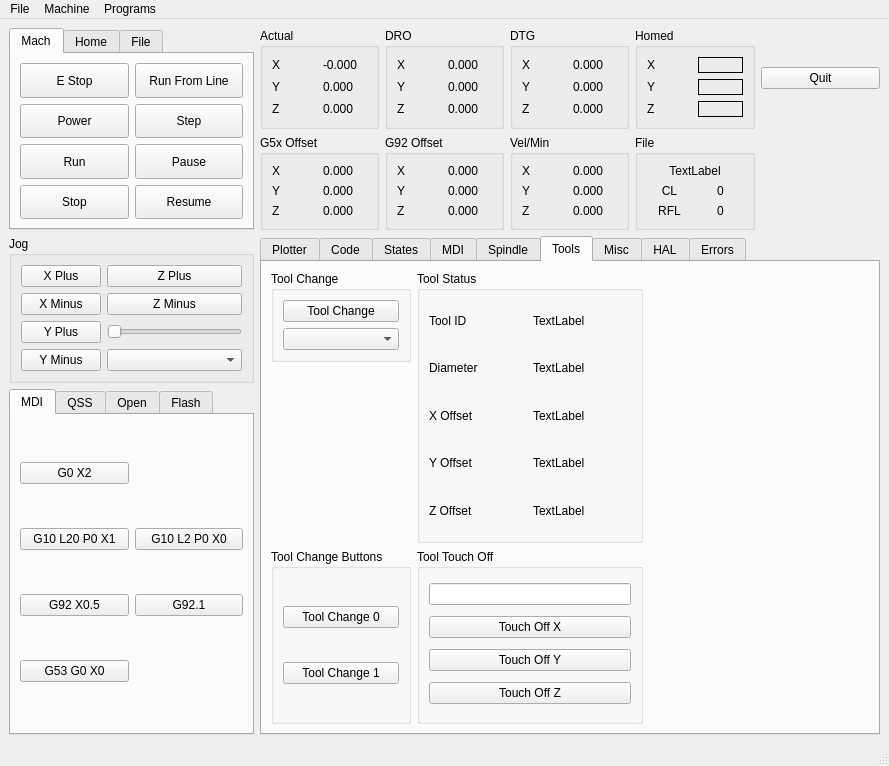
Old version of the form examples/testgui/test.ui in the repository jethornton/flexgui.
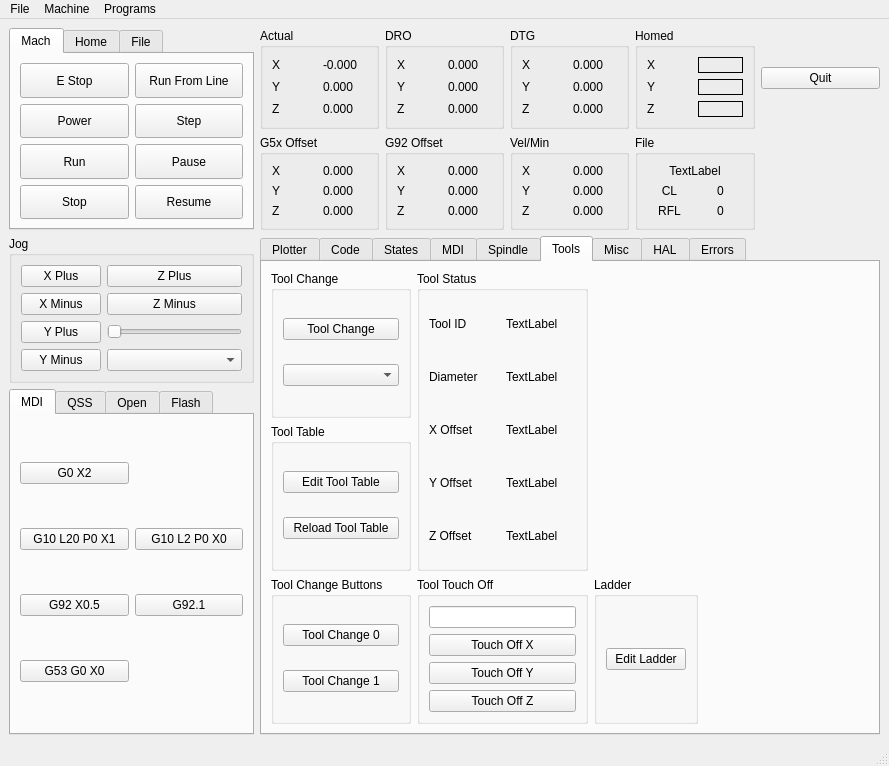
New version of the form. The open tabs and pages were chosen to show the change.

What changed in the file:
```diff
--- a/examples/testgui/test.ui
+++ b/examples/testgui/test.ui
@@ -935,7 +935,7 @@
     <item row="4" column="2" rowspan="2" colspan="5">
      <widget class="QTabWidget" name="tabWidget_6">
       <property name="currentIndex">
-       <number>4</number>
+       <number>5</number>
       </property>
       <widget class="QWidget" name="tab">
        <attribute name="title">
@@ -1636,64 +1636,6 @@
         <string>Tools</string>
        </attribute>
        <layout class="QGridLayout" name="gridLayout_25">
-        <item row="2" column="2">
-         <spacer name="verticalSpacer_5">
-          <property name="orientation">
-           <enum>Qt::Vertical</enum>
-          </property>
-          <property name="sizeHint" stdset="0">
-           <size>
-            <width>20</width>
-            <height>40</height>
-           </size>
-          </property>
-         </spacer>
-        </item>
-        <item row="0" column="0">
-         <widget class="QGroupBox" name="groupBox_11">
-          <property name="title">
-           <string>Tool Change</string>
-          </property>
-          <layout class="QVBoxLayout" name="verticalLayout_3">
-           <item>
-            <widget class="QPushButton" name="tool_change_pb">
-             <property name="text">
-              <string>Tool Change</string>
-             </property>
-            </widget>
-           </item>
-           <item>
-            <widget class="QComboBox" name="tool_change_cb"/>
-           </item>
-          </layout>
-         </widget>
-        </item>
-        <item row="0" column="2">
-         <spacer name="horizontalSpacer_3">
-          <property name="orientation">
-           <enum>Qt::Horizontal</enum>
-          </property>
-          <property name="sizeHint" stdset="0">
-           <size>
-            <width>40</width>
-            <height>20</height>
-           </size>
-          </property>
-         </spacer>
-        </item>
-        <item row="1" column="0">
-         <spacer name="verticalSpacer_6">
-          <property name="orientation">
-           <enum>Qt::Vertical</enum>
-          </property>
-          <property name="sizeHint" stdset="0">
-           <size>
-            <width>20</width>
-            <height>40</height>
-           </size>
-          </property>
-         </spacer>
-        </item>
         <item row="0" column="1" rowspan="2">
          <widget class="QGroupBox" name="groupBox_12">
           <property name="title">
@@ -1796,6 +1738,25 @@
           </layout>
          </widget>
         </item>
+        <item row="0" column="0">
+         <widget class="QGroupBox" name="groupBox_11">
+          <property name="title">
+           <string>Tool Change</string>
+          </property>
+          <layout class="QVBoxLayout" name="verticalLayout_3">
+           <item>
+            <widget class="QPushButton" name="tool_change_pb">
+             <property name="text">
+              <string>Tool Change</string>
+             </property>
+            </widget>
+           </item>
+           <item>
+            <widget class="QComboBox" name="tool_change_cb"/>
+           </item>
+          </layout>
+         </widget>
+        </item>
         <item row="2" column="1">
          <widget class="QGroupBox" name="groupBox_16">
           <property name="title">
@@ -1829,6 +1790,58 @@
           </layout>
          </widget>
         </item>
+        <item row="0" column="3">
+         <spacer name="horizontalSpacer_3">
+          <property name="orientation">
+           <enum>Qt::Horizontal</enum>
+          </property>
+          <property name="sizeHint" stdset="0">
+           <size>
+            <width>40</width>
+            <height>20</height>
+           </size>
+          </property>
+         </spacer>
+        </item>
+        <item row="1" column="0">
+         <widget class="QGroupBox" name="groupBox_26">
+          <property name="title">
+           <string>Tool Table</string>
+          </property>
+          <layout class="QVBoxLayout" name="verticalLayout_16">
+           <item>
+            <widget class="QPushButton" name="edit_tool_table_pb">
+             <property name="text">
+              <string>Edit Tool Table</string>
+             </property>
+            </widget>
+           </item>
+           <item>
+            <widget class="QPushButton" name="reload_tool_table_pb">
+             <property name="text">
+              <string>Reload Tool Table</string>
+             </property>
+            </widget>
+           </item>
+          </layout>
+         </widget>
+        </item>
+        <item row="2" column="2">
+         <widget class="QGroupBox" name="groupBox_27">
+          <property name="title">
+           <string>Ladder</string>
+          </property>
+          <layout class="QVBoxLayout" name="verticalLayout_17">
+           <item>
+            <widget class="QPushButton" name="edit_ladder_pb">
+             <property name="text">
+              <string>Edit Ladder</string>
+             </property>
+            </widget>
+           </item>
+          </layout>
+         </widget>
+        </item>
        </layout>
       </widget>
       <widget class="QWidget" name="tab_13">
```
